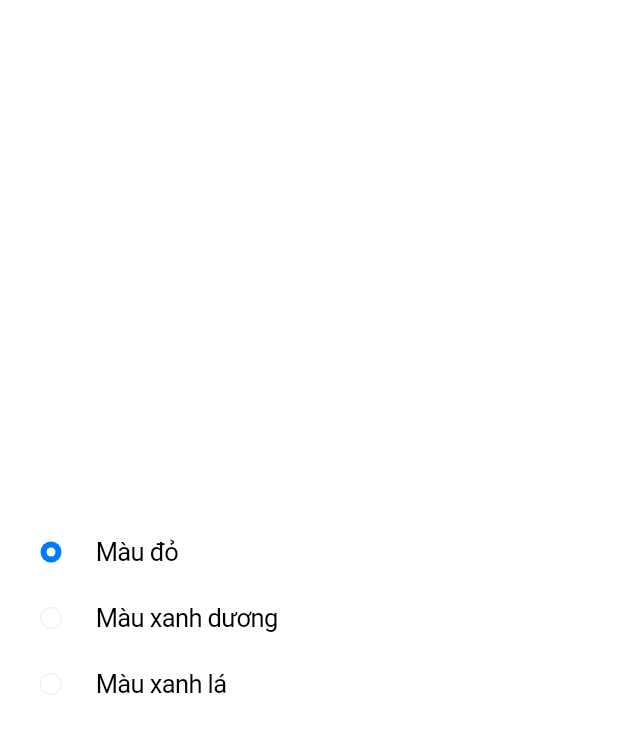
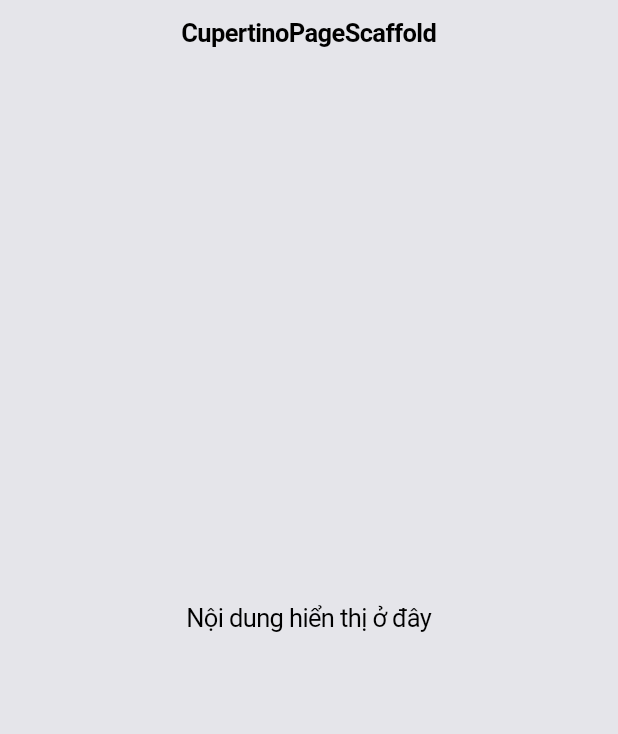
Before and after one commit to LoTrinhTuHocFlutter/Cupertino, a Flutter app: the screen it shows after launch, on a phone screen of 412 x 824 dp. Shown: the top 734 px of the screen. Run offline on Flutter 3.47's test engine with Material 3 defaults, Android fonts, the phone set to English and light mode, and no system bars.

Commit message:
Add Widget CupertinoPageScaffold

```diff
--- a/lib/main.dart
+++ b/lib/main.dart
@@ -1,4 +1,4 @@
-import 'package:cupertino/widgets/cupertino_radio_example.dart';
+import 'package:cupertino/widgets/cupertino_page_scaffold_example.dart';
 import 'package:flutter/cupertino.dart';
 
 void main() {
@@ -12,7 +12,7 @@ class MyApp extends StatelessWidget {
   Widget build(BuildContext context) {
     return CupertinoApp(
       debugShowCheckedModeBanner: false,
-      home: CupertinoRadioExample(),
+      home: CupertinoPageScaffoldExample(),
     );
   }
 }
--- /dev/null
+++ b/lib/widgets/cupertino_page_scaffold_example.dart
@@ -0,0 +1,22 @@
+import 'package:flutter/cupertino.dart';
+
+class CupertinoPageScaffoldExample extends StatelessWidget {
+  const CupertinoPageScaffoldExample({super.key});
+
+  @override
+  Widget build(BuildContext context) {
+    return CupertinoPageScaffold(
+      navigationBar: CupertinoNavigationBar(
+        middle: Text(
+          'CupertinoPageScaffold',
+        ),
+      ),
+      backgroundColor: CupertinoColors.systemGrey5,
+      child: Center(
+        child: Text(
+          'Nội dung hiển thị ở đây',
+        ),
+      ),
+    );
+  }
+}
```
